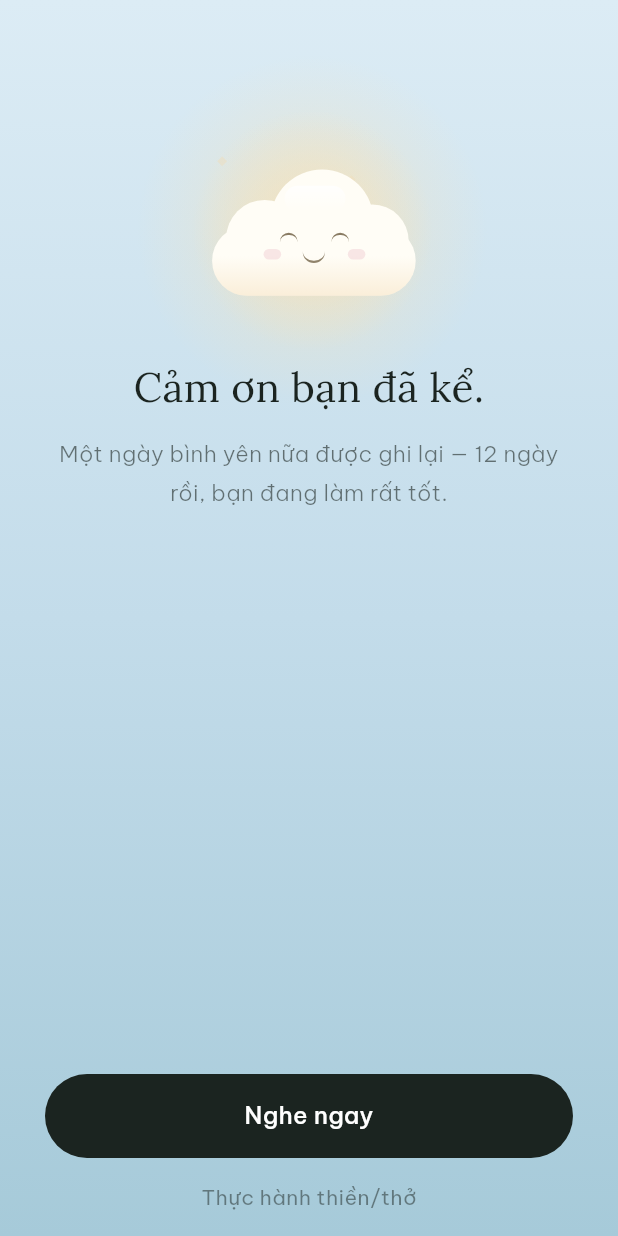
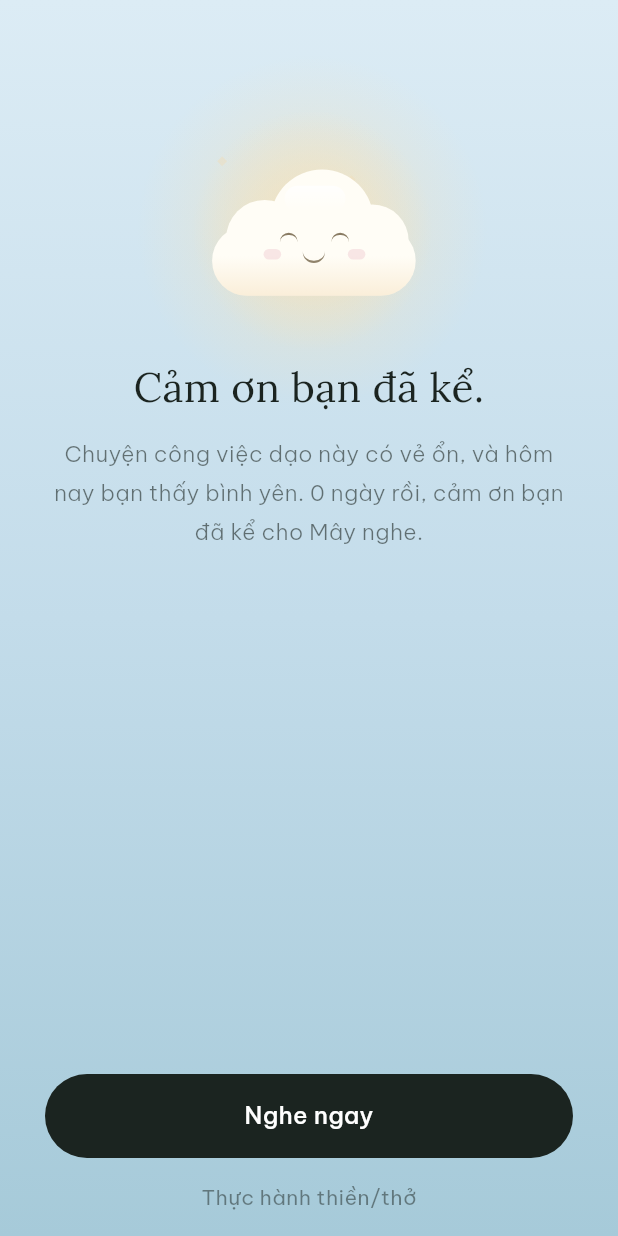
Before and after one commit to vietnguyen1254/an, a Flutter app: the SavedScreen screen opened directly, on a phone screen of 412 x 824 dp. Run offline on Flutter 3.47's test engine with Material 3 defaults, Android fonts, the phone set to English and light mode, and no system bars; our stand-ins replace firebase_auth, firebase_core, google_sign_in, just_audio, just_audio_background, shared_preferences and 1 more; missing offline and left inert: flutter_facebook_auth; accounts and stored records are empty; network calls fail.

Commit message:
Fix fake streak counter; tie encouragement lines to the recorded topic
streakDays was `int streakDays = 12` (a leftover mock default) plus
`+= 1` on every save, never reset for gaps — so a brand new user's
very first entry showed "12 ngày liên tục". Replaced with a real
getter computing consecutive days (ending today or yesterday) from
actual entries, mirroring the backend's own GET /v1/streak logic.
streaks_screen.dart picks this up too, for free.

The 100 encouragement lines only referenced mood, not what the user
actually said affected them — added a parallel tag-aware pool (60
lines across the 6 moods, weaving in the picked topic — "công việc",
"gia đình", etc.) used whenever a tag was selected; the original
mood-only pool is now just the fallback for the rare case of none
selected.

Co-Authored-By: Claude Sonnet 5 <noreply@anthropic.com>
Claude-Session: https://claude.ai/code/session_01BESPHactjVcMAqoGDnScay

```diff
--- a/lib/screens/checkin/saved_screen.dart
+++ b/lib/screens/checkin/saved_screen.dart
@@ -28,7 +28,10 @@ class _SavedScreenState extends State<SavedScreen> {
   void initState() {
     super.initState();
     final state = context.read<AppState>();
-    _message = generateStreakMessage(state.draftMood, state.streakDays);
+    final tagLabel = state.draftTags.isNotEmpty
+        ? kTags.firstWhere((t) => t.key == state.draftTags.first, orElse: () => TagDef(state.draftTags.first, state.draftTags.first)).label
+        : null;
+    _message = generateStreakMessage(state.draftMood, state.streakDays, tagLabel: tagLabel);
     SessionsApi.instance.fetchAll().then((sessions) {
       if (!mounted) return;
       setState(() => _recommended = pickRecommendation(sessions, state.draftMood));
--- a/lib/services/streak_encourage.dart
+++ b/lib/services/streak_encourage.dart
@@ -106,6 +106,86 @@ const _byMood = {
   ],
 };
 
+// Same 6 mood pools, but weaving in the topic/tag the user actually picked
+// during check-in ({tag}, e.g. "công việc", "gia đình" — always lowercase,
+// so every template places it mid-sentence, never as the opening word).
+// Used whenever a tag is available; _byMood above is the fallback when the
+// user picked none.
+const _byMoodAndTag = {
+  Mood.binhYen: [
+    'Chuyện {tag} dạo này có vẻ ổn, và hôm nay bạn thấy bình yên. {streak} ngày rồi, cảm ơn bạn đã kể cho Mây nghe.',
+    'Bình yên hôm nay, dù {tag} vẫn đang chiếm một phần tâm trí bạn. {streak} ngày rồi đấy.',
+    'Mây mừng vì {tag} không làm bạn mất đi sự bình yên hôm nay. {streak} ngày ghi lại rồi.',
+    'Giữa những lo toan về {tag}, hôm nay bạn vẫn tìm được bình yên. {streak} ngày rồi, thật đáng quý.',
+    'Có vẻ {tag} đang ổn, và điều đó giúp bạn bình yên hơn. {streak} ngày liên tục rồi.',
+    'Bình yên hôm nay, kể cả khi {tag} vẫn ở đó. {streak} ngày rồi, cảm ơn bạn đã kể cho Mây nghe.',
+    'Mây thấy bạn đang cân bằng tốt với {tag}. {streak} ngày rồi, cứ giữ nhịp này nhé.',
+    'Dù {tag} vẫn cần bạn quan tâm, hôm nay lòng bạn vẫn nhẹ nhàng. {streak} ngày rồi đấy.',
+    '{streak} ngày rồi, và hôm nay chuyện {tag} không làm bạn xao động. Thật tốt.',
+    'Bình yên trước cả {tag} — hôm nay bạn đang làm rất tốt. {streak} ngày liên tục rồi.',
+  ],
+  Mood.vui: [
+    'Chuyện {tag} dạo này có vẻ mang lại niềm vui cho bạn. {streak} ngày rồi, Mây mừng lây.',
+    'Vui vẻ hôm nay, có lẽ nhờ {tag} đang suôn sẻ. {streak} ngày ghi lại rồi đấy.',
+    'Mây thấy {tag} đang làm bạn mỉm cười hôm nay. {streak} ngày liên tục rồi!',
+    'Niềm vui từ {tag} hôm nay thật đáng ghi lại. {streak} ngày rồi, cứ giữ nhịp này nhé.',
+    'Có vẻ {tag} đang mang năng lượng tốt đến cho bạn. {streak} ngày rồi đấy.',
+    'Vui vì {tag} hôm nay — Mây cũng vui lây. {streak} ngày ghi lại rồi.',
+    '{tag} dạo này có vẻ ổn, và niềm vui của bạn cũng vậy. {streak} ngày liên tục rồi.',
+    'Cảm ơn bạn đã chia sẻ niềm vui về {tag} hôm nay. {streak} ngày rồi đấy.',
+    '{streak} ngày rồi, và hôm nay {tag} khiến bạn thấy nhẹ nhõm, vui vẻ. Thật tuyệt.',
+    'Mây ghi lại nụ cười của bạn hôm nay, có cả {tag} góp phần. {streak} ngày rồi.',
+  ],
+  Mood.binhThuong: [
+    'Chuyện {tag} dạo này vẫn bình thường, và điều đó cũng ổn. {streak} ngày rồi, cảm ơn bạn.',
+    'Không có gì đặc biệt với {tag} hôm nay, nhưng bạn vẫn ghé kể cho Mây. {streak} ngày rồi đấy.',
+    '{tag} dạo này đều đều, giống như cảm xúc hôm nay của bạn. {streak} ngày liên tục rồi.',
+    'Bình thường với {tag} hôm nay — đôi khi vậy cũng là điều tốt. {streak} ngày rồi.',
+    'Mây trân trọng cả những ngày {tag} không có gì nổi bật. {streak} ngày ghi lại rồi.',
+    'Chuyện {tag} vẫn vậy, và bạn vẫn ổn. {streak} ngày rồi, cảm ơn bạn đã kể cho Mây nghe.',
+    '{streak} ngày rồi, và hôm nay {tag} không làm xáo trộn gì nhiều. Ổn định cũng tốt.',
+    'Đều đặn với {tag} như hôm nay cũng đáng được ghi lại. {streak} ngày rồi đấy.',
+    'Không vui không buồn với {tag} hôm nay, và điều đó không sao cả. {streak} ngày liên tục rồi.',
+    'Mây thích sự đều đặn của bạn, kể cả khi {tag} chỉ bình bình thôi. {streak} ngày rồi.',
+  ],
+  Mood.loLang: [
+    'Chuyện {tag} dạo này có vẻ đang khiến bạn lo lắng. {streak} ngày rồi, Mây ở đây lắng nghe.',
+    'Lo âu vì {tag} không sao cả — cảm ơn bạn đã kể thật với Mây. {streak} ngày liên tục rồi.',
+    'Mây nhận thấy {tag} đang chiếm khá nhiều tâm trí bạn hôm nay. {streak} ngày rồi, cứ từ từ thôi.',
+    '{tag} dạo này có vẻ nặng, và bạn đang lo lắng. {streak} ngày rồi, bạn không đơn độc đâu.',
+    'Lo lắng về {tag} rồi cũng sẽ dịu lại. {streak} ngày ghi lại rồi, cảm ơn bạn.',
+    'Cảm ơn bạn đã kể Mây nghe chuyện {tag}, dù nó đang làm bạn lo. {streak} ngày rồi đấy.',
+    '{tag} không dễ đâu, Mây hiểu. {streak} ngày liên tục rồi, cứ hít thở chậm lại một chút nhé.',
+    'Lo âu vì {tag} hôm nay cũng xứng đáng được ghi lại. {streak} ngày rồi, Mây luôn ở đây.',
+    'Thử một bài thở ngắn có thể giúp bạn nhẹ lòng hơn về {tag}. {streak} ngày ghi lại rồi đấy.',
+    '{streak} ngày rồi, và hôm nay {tag} khiến lòng bạn không yên. Cảm ơn vì đã kể cho Mây nghe.',
+  ],
+  Mood.buon: [
+    'Chuyện {tag} dạo này có vẻ làm bạn buồn. {streak} ngày rồi, Mây ở đây cùng bạn.',
+    'Buồn vì {tag} cũng cần được lắng nghe. Cảm ơn bạn vì {streak} ngày đã tin tưởng Mây.',
+    'Mây nhận thấy {tag} đang làm lòng bạn nặng trĩu hôm nay. {streak} ngày liên tục rồi.',
+    '{tag} không dễ dàng, và nỗi buồn hôm nay của bạn là thật. {streak} ngày rồi, Mây vẫn ở đây.',
+    'Nỗi buồn về {tag} hôm nay cũng đáng được ghi nhận. {streak} ngày bền bỉ rồi.',
+    'Cảm ơn bạn đã kể Mây nghe chuyện {tag}, dù lòng đang buồn. {streak} ngày rồi đấy.',
+    '{tag} rồi cũng sẽ ổn hơn. {streak} ngày ghi lại rồi, bạn không phải một mình.',
+    'Mây ở đây, dù {tag} đang khiến hôm nay không dễ dàng. {streak} ngày liên tục rồi.',
+    'Ghi lại nỗi buồn về {tag} cũng là một cách chăm sóc bản thân. {streak} ngày rồi.',
+    '{streak} ngày rồi, và hôm nay {tag} khiến lòng bạn buồn. Cảm ơn vì đã kể cho Mây nghe.',
+  ],
+  Mood.kietSuc: [
+    'Chuyện {tag} dạo này có vẻ đang vắt kiệt sức bạn. {streak} ngày rồi, cảm ơn bạn đã kể cho Mây nghe.',
+    'Mệt mỏi vì {tag} là dấu hiệu bạn cần nghỉ ngơi. {streak} ngày liên tục ghi lại rồi đấy.',
+    'Mây nhận thấy {tag} đang khiến hôm nay khá căng thẳng. {streak} ngày rồi, cho mình một chút nghỉ ngơi nhé.',
+    '{tag} dạo này nặng thật, và cơ thể bạn đang nhắc bạn chậm lại. {streak} ngày rồi.',
+    'Kiệt sức vì {tag} không sao cả — nghỉ ngơi cũng là một phần hành trình. {streak} ngày rồi.',
+    'Cảm ơn bạn đã kể Mây nghe chuyện {tag}, dù cơ thể đang mệt nhoài. {streak} ngày bền bỉ rồi.',
+    '{tag} đang lấy đi khá nhiều năng lượng của bạn. {streak} ngày liên tục rồi, hãy nghỉ một chút nhé.',
+    'Một chút thời gian tĩnh lặng có thể giúp bạn hồi phục sau {tag}. {streak} ngày ghi lại rồi.',
+    'Thử một bài thở ngắn có thể giúp bạn lấy lại sức sau {tag}. {streak} ngày ghi lại rồi đấy.',
+    '{streak} ngày rồi, và hôm nay {tag} khiến bạn kiệt sức. Cảm ơn vì đã kể cho Mây nghe.',
+  ],
+};
+
 const _milestones = {
   1: [
     'Ngày đầu tiên của bạn ở đây. Cảm ơn vì đã bắt đầu — Mây rất vui được đồng hành cùng bạn.',
@@ -141,12 +221,20 @@ const _milestones = {
   ],
 };
 
-String generateStreakMessage(Mood mood, int streak) {
+/// [tagLabel] is the topic the user picked during check-in (e.g. "Công
+/// việc") — pass null if they picked none. When present, prefers the
+/// tag-aware pool so the line actually reflects what they said affected
+/// them today, not just their mood in the abstract.
+String generateStreakMessage(Mood mood, int streak, {String? tagLabel}) {
   final rand = Random();
   final milestonePool = _milestones[streak];
   if (milestonePool != null) {
     return milestonePool[rand.nextInt(milestonePool.length)];
   }
+  if (tagLabel != null && tagLabel.isNotEmpty) {
+    final pool = _byMoodAndTag[mood]!;
+    return pool[rand.nextInt(pool.length)].replaceAll('{streak}', '$streak').replaceAll('{tag}', tagLabel.toLowerCase());
+  }
   final pool = _byMood[mood]!;
   return pool[rand.nextInt(pool.length)].replaceAll('{streak}', '$streak');
 }
--- a/lib/state/app_state.dart
+++ b/lib/state/app_state.dart
@@ -60,8 +60,31 @@ String intensityLabel(int i) {
 
 class AppState extends ChangeNotifier {
   bool hasOnboarded = false;
-  int streakDays = 12;
   PlanTier plan = PlanTier.free;
+
+  /// Consecutive days (ending today or yesterday) with a recorded entry —
+  /// computed from real data, not a counter. Mirrors the backend's own
+  /// GET /v1/streak logic so the two never disagree.
+  int get streakDays {
+    final days = entries.map((e) => DateTime(e.entryDate.year, e.entryDate.month, e.entryDate.day)).toSet().toList()
+      ..sort((a, b) => b.compareTo(a));
+    if (days.isEmpty) return 0;
+    final today = DateTime.now();
+    final todayDate = DateTime(today.year, today.month, today.day);
+    final yesterday = todayDate.subtract(const Duration(days: 1));
+    if (days.first != todayDate && days.first != yesterday) return 0;
+    var streak = 0;
+    var cursor = days.first;
+    for (final d in days) {
+      if (d == cursor) {
+        streak++;
+        cursor = cursor.subtract(const Duration(days: 1));
+      } else {
+        break;
+      }
+    }
+    return streak;
+  }
 
   // --- auth ---------------------------------------------------------------
   String? authUid;
@@ -302,7 +325,6 @@ class AppState extends ChangeNotifier {
       entries[existingIndex] = entry;
     } else {
       entries.insert(0, entry);
-      streakDays += 1;
     }
     notifyListeners();
 
```
